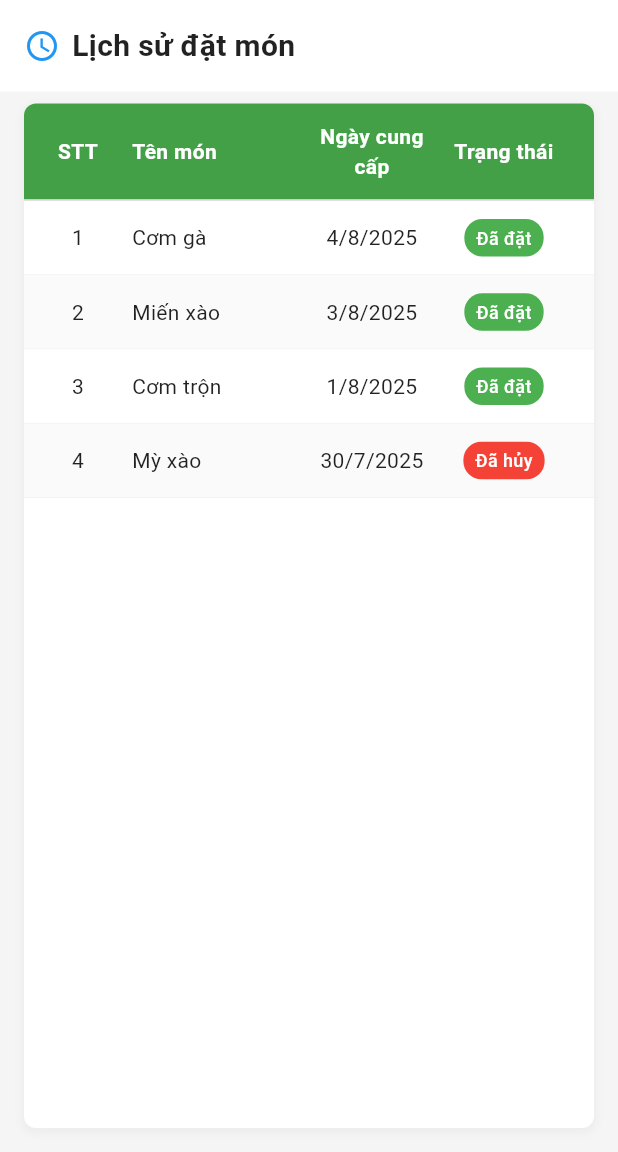
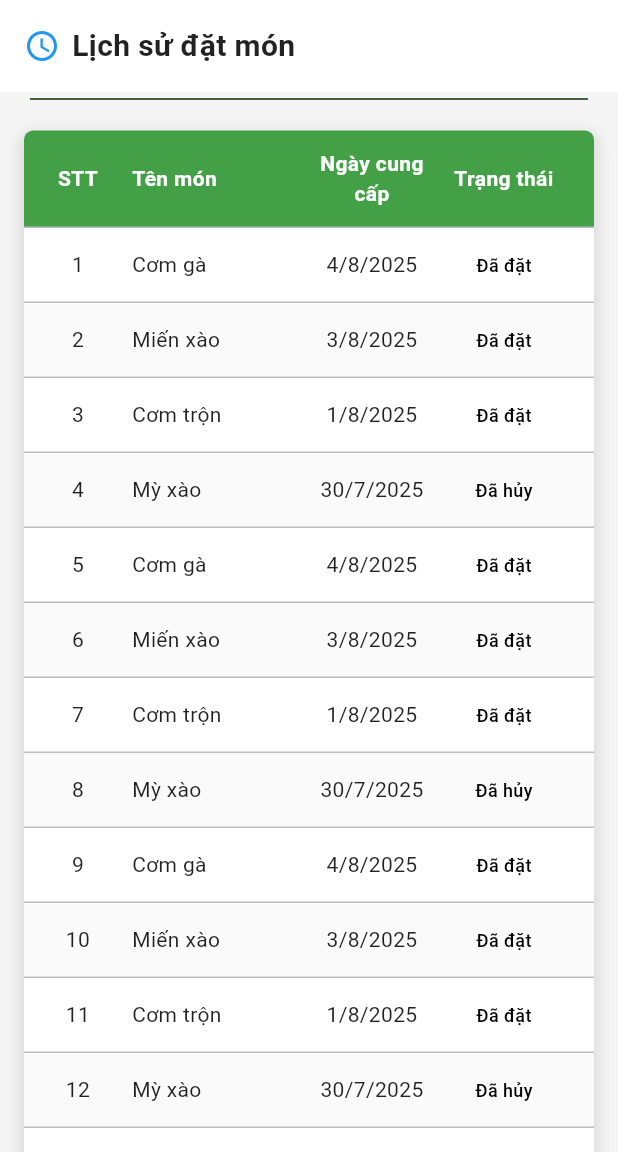
Before and after one commit to anhtv03/e-food, a Flutter app: the HistoryPage screen opened directly, on a phone screen of 412 x 824 dp, the part 84-1236 px from its top. Run offline on Flutter 3.47's test engine with Material 3 defaults, Android fonts, the phone set to English and light mode, and no system bars; our stand-ins replace equatable, flutter_bloc.

Commit message:
feat: enhance HistoryPage UI with scrolling, dynamic table row styling, and additional decoration adjustments; add test order data in HistoryBloc

```diff
--- a/lib/blocs/history_bloc/history_bloc.dart
+++ b/lib/blocs/history_bloc/history_bloc.dart
@@ -20,6 +20,102 @@ class HistoryBloc extends Bloc<HistoryEvent, HistoryState> {
 
       // Sample data
       final orderHistory = [
+        OrderHistory(
+          id: '1',
+          mealName: 'Cơm gà',
+          serviceDate: DateTime(2025, 8, 4),
+          status: OrderStatus.completed,
+          orderDate: DateTime(2025, 8, 3, 9, 30),
+          price: 25000,
+        ),
+        OrderHistory(
+          id: '2',
+          mealName: 'Miến xào',
+          serviceDate: DateTime(2025, 8, 3),
+          status: OrderStatus.completed,
+          orderDate: DateTime(2025, 8, 2, 8, 45),
+          price: 25000,
+        ),
+        OrderHistory(
+          id: '3',
+          mealName: 'Cơm trộn',
+          serviceDate: DateTime(2025, 8, 1),
+          status: OrderStatus.completed,
+          orderDate: DateTime(2025, 7, 31, 9, 15),
+          price: 25000,
+        ),
+        OrderHistory(
+          id: '4',
+          mealName: 'Mỳ xào',
+          serviceDate: DateTime(2025, 7, 30),
+          status: OrderStatus.cancelled,
+          orderDate: DateTime(2025, 7, 29, 10, 30),
+          price: 25000,
+        ),
+        OrderHistory(
+          id: '1',
+          mealName: 'Cơm gà',
+          serviceDate: DateTime(2025, 8, 4),
+          status: OrderStatus.completed,
+          orderDate: DateTime(2025, 8, 3, 9, 30),
+          price: 25000,
+        ),
+        OrderHistory(
+          id: '2',
+          mealName: 'Miến xào',
+          serviceDate: DateTime(2025, 8, 3),
+          status: OrderStatus.completed,
+          orderDate: DateTime(2025, 8, 2, 8, 45),
+          price: 25000,
+        ),
+        OrderHistory(
+          id: '3',
+          mealName: 'Cơm trộn',
+          serviceDate: DateTime(2025, 8, 1),
+          status: OrderStatus.completed,
+          orderDate: DateTime(2025, 7, 31, 9, 15),
+          price: 25000,
+        ),
+        OrderHistory(
+          id: '4',
+          mealName: 'Mỳ xào',
+          serviceDate: DateTime(2025, 7, 30),
+          status: OrderStatus.cancelled,
+          orderDate: DateTime(2025, 7, 29, 10, 30),
+          price: 25000,
+        ),
+        OrderHistory(
+          id: '1',
+          mealName: 'Cơm gà',
+          serviceDate: DateTime(2025, 8, 4),
+          status: OrderStatus.completed,
+          orderDate: DateTime(2025, 8, 3, 9, 30),
+          price: 25000,
+        ),
+        OrderHistory(
+          id: '2',
+          mealName: 'Miến xào',
+          serviceDate: DateTime(2025, 8, 3),
+          status: OrderStatus.completed,
+          orderDate: DateTime(2025, 8, 2, 8, 45),
+          price: 25000,
+        ),
+        OrderHistory(
+          id: '3',
+          mealName: 'Cơm trộn',
+          serviceDate: DateTime(2025, 8, 1),
+          status: OrderStatus.completed,
+          orderDate: DateTime(2025, 7, 31, 9, 15),
+          price: 25000,
+        ),
+        OrderHistory(
+          id: '4',
+          mealName: 'Mỳ xào',
+          serviceDate: DateTime(2025, 7, 30),
+          status: OrderStatus.cancelled,
+          orderDate: DateTime(2025, 7, 29, 10, 30),
+          price: 25000,
+        ),
         OrderHistory(
           id: '1',
           mealName: 'Cơm gà',
--- a/lib/pages/history_page.dart
+++ b/lib/pages/history_page.dart
@@ -28,7 +28,8 @@ class _HistoryPageState extends State<HistoryPage> {
       backgroundColor: Colors.grey[100],
       appBar: AppMenu(),
       endDrawer: AppDrawer(page: "history"),
-      body: BlocConsumer<HistoryBloc, HistoryState>(
+      body: SingleChildScrollView(
+        child: BlocConsumer<HistoryBloc, HistoryState>(
           listener: (context, state) {
             if (state is HistoryError) {
               ScaffoldMessenger.of(
@@ -66,10 +67,17 @@ class _HistoryPageState extends State<HistoryPage> {
                     ),
                   ),
 
-                SizedBox(height: 8),
+                  Divider(
+                    height: 10,
+                    thickness: 1,
+                    indent: 20,
+                    endIndent: 20,
+                    color: Color.fromRGBO(9, 50, 0, 1),
+                  ),
+                  SizedBox(height: 16),
 
                   // History table
-                Expanded(
+                  Center(
                     child: Container(
                       margin: EdgeInsets.symmetric(horizontal: 16),
                       decoration: BoxDecoration(
@@ -77,10 +85,10 @@ class _HistoryPageState extends State<HistoryPage> {
                         borderRadius: BorderRadius.circular(8),
                         boxShadow: [
                           BoxShadow(
-                          color: Colors.grey.withValues(alpha: 0.1),
-                          spreadRadius: 1,
-                          blurRadius: 4,
-                          offset: Offset(0, 2),
+                            color: Colors.grey.withValues(alpha: 0.3),
+                            spreadRadius: 3,
+                            blurRadius: 8,
+                            offset: Offset(0, 4),
                           ),
                         ],
                       ),
@@ -89,21 +97,21 @@ class _HistoryPageState extends State<HistoryPage> {
                           // Table header
                           _buildTableHeader(),
 
-                        // Divider
-                        Divider(height: 1, color: Colors.grey[300]),
-
                           // Table content
-                        Expanded(
-                          child:
                           state.orderHistory.isEmpty
                               ? _buildEmptyState()
                               : ListView.builder(
+                                shrinkWrap: true,
+                                physics: NeverScrollableScrollPhysics(),
                                 itemCount: state.orderHistory.length,
                                 itemBuilder: (context, index) {
                                   final order = state.orderHistory[index];
-                                      return _buildTableRow(order, index + 1);
+                                  return _buildTableRow(
+                                    order,
+                                    index + 1,
+                                    state.orderHistory.length,
+                                  );
                                 },
-                                  ),
                               ),
                         ],
                       ),
@@ -120,7 +128,11 @@ class _HistoryPageState extends State<HistoryPage> {
                 child: Column(
                   mainAxisAlignment: MainAxisAlignment.center,
                   children: [
-                  Icon(Icons.error_outline, size: 64, color: Colors.grey[400]),
+                    Icon(
+                      Icons.error_outline,
+                      size: 64,
+                      color: Colors.grey[400],
+                    ),
                     SizedBox(height: 16),
                     Text(
                       state.message,
@@ -141,6 +153,7 @@ class _HistoryPageState extends State<HistoryPage> {
             return Container();
           },
         ),
+      ),
     );
   }
 
@@ -150,14 +163,17 @@ class _HistoryPageState extends State<HistoryPage> {
       decoration: BoxDecoration(
         color: Colors.green[600],
         borderRadius: BorderRadius.only(
-          topLeft: Radius.circular(8),
-          topRight: Radius.circular(8),
+          topLeft: Radius.circular(6),
+          topRight: Radius.circular(6),
+        ),
+        border: Border(
+          bottom: BorderSide(color: Colors.grey[400]!, width: 1.0),
         ),
       ),
       child: Row(
         children: [
           // STT
-          Container(
+          SizedBox(
             width: 40,
             child: Text(
               'STT',
@@ -218,12 +234,22 @@ class _HistoryPageState extends State<HistoryPage> {
     );
   }
 
-  Widget _buildTableRow(OrderHistory order, int index) {
+  Widget _buildTableRow(OrderHistory order, int index, int length) {
     return Container(
       decoration: BoxDecoration(
         color: index % 2 == 0 ? Colors.grey[50] : Colors.white,
-        border: Border(
-          bottom: BorderSide(color: Colors.grey[200]!, width: 0.5),
+        borderRadius:
+            index == length
+                ? BorderRadius.only(
+                  bottomLeft: Radius.circular(8),
+                  bottomRight: Radius.circular(8),
+                )
+                : null,
+        border:
+            index == length
+                ? null
+                : Border(
+                  bottom: BorderSide(color: Colors.grey[400]!, width: 1),
                 ),
       ),
       child: Padding(
@@ -231,7 +257,7 @@ class _HistoryPageState extends State<HistoryPage> {
         child: Row(
           children: [
             // STT
-            Container(
+            SizedBox(
               width: 40,
               child: Text(
                 index.toString(),
@@ -270,14 +296,13 @@ class _HistoryPageState extends State<HistoryPage> {
                 child: Container(
                   padding: EdgeInsets.symmetric(horizontal: 8, vertical: 4),
                   decoration: BoxDecoration(
-                    color: _getStatusColor(order.status),
                     borderRadius: BorderRadius.circular(12),
                   ),
                   child: Text(
                     _getStatusText(order.status),
                     style: TextStyle(
                       fontSize: 12,
-                      color: Colors.white,
+                      color: Colors.black,
                       fontWeight: FontWeight.w500,
                     ),
                   ),
@@ -310,18 +335,6 @@ class _HistoryPageState extends State<HistoryPage> {
       ),
     );
   }
-
-  Color _getStatusColor(OrderStatus status) {
-    switch (status) {
-      case OrderStatus.completed:
-        return Colors.green;
-      case OrderStatus.cancelled:
-        return Colors.red;
-      case OrderStatus.pending:
-        return Colors.orange;
-      default:
-        return Colors.grey;
-    }
 }
 
 String _getStatusText(OrderStatus status) {
@@ -332,8 +345,5 @@ class _HistoryPageState extends State<HistoryPage> {
       return 'Đã hủy';
     case OrderStatus.pending:
       return 'Chờ xử lý';
-      default:
-        return 'Không xác định';
   }
 }
-}
```
Lines whose indentation alone changed are shown as unchanged.
